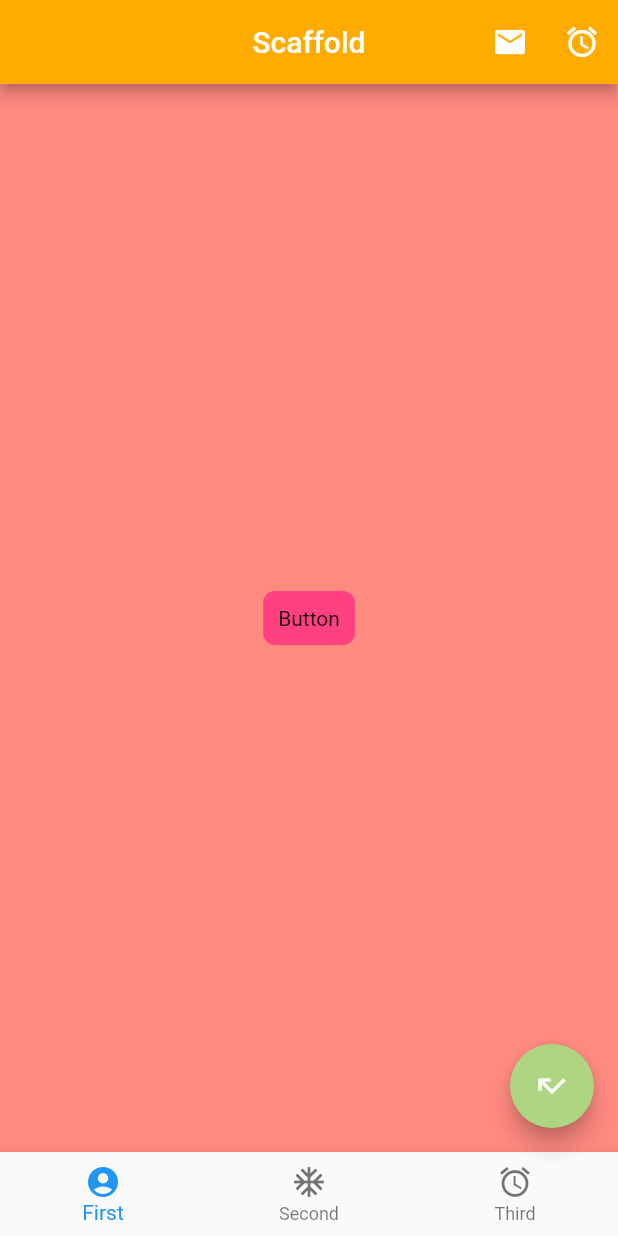
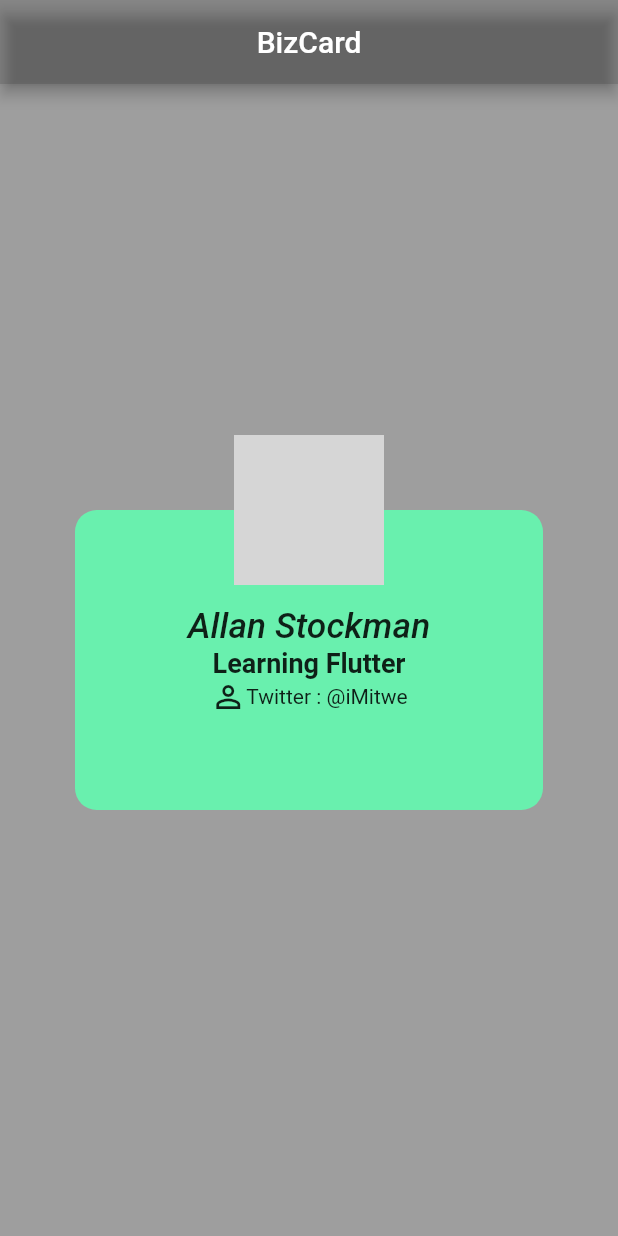
Before and after one commit to UbuhingaVizion/turabe_fluter, a Flutter app: the screen it shows after launch, on a phone screen of 412 x 824 dp. Run offline on Flutter 3.47's test engine with Material 2 defaults, Android fonts, the phone set to English and light mode, and no system bars; network calls fail; grey boxes are pictures that could not be loaded.

Commit message:
Added bizcard

```diff
--- a/lib/main.dart
+++ b/lib/main.dart
@@ -5,5 +5,5 @@ import 'ui/home.dart';
 // void main() => runApp(ScaffoldExample());
 
 void main() => runApp(new MaterialApp(
-  home: ScaffoldExample(),
-));
+      home: BizCard(),
+    ));
--- a/lib/ui/home.dart
+++ b/lib/ui/home.dart
@@ -1,4 +1,70 @@
 import 'package:flutter/material.dart';
+import 'package:flutter/rendering.dart';
+
+class BizCard extends StatelessWidget {
+  @override
+  Widget build(BuildContext context) {
+    return Scaffold(
+      appBar: AppBar(
+        title: Text("BizCard"),
+        centerTitle: true,
+        backgroundColor: Colors.black12,
+      ),
+      backgroundColor: Colors.grey,
+      body: Container(
+        alignment: Alignment.center,
+        child: Stack(
+          alignment: Alignment.topCenter,
+          children: [_getCard(), _getAvatar()],
+        ),
+      ),
+    );
+  }
+
+  Container _getCard() {
+    return Container(
+      width: 350,
+      height: 200,
+      margin: EdgeInsets.all(50.0),
+      decoration: BoxDecoration(
+          color: Colors.greenAccent, borderRadius: BorderRadius.circular(14.5)),
+      child: Column(
+        mainAxisAlignment: MainAxisAlignment.center,
+        children: [
+          Text(
+            "Allan Stockman",
+            style: TextStyle(
+                fontWeight: FontWeight.w500,
+                fontSize: 23.5,
+                fontStyle: FontStyle.italic),
+          ),
+          Text(
+            "Learning Flutter",
+            style: TextStyle(fontWeight: FontWeight.bold, fontSize: 18.0),
+          ),
+          Row(
+            mainAxisAlignment: MainAxisAlignment.center,
+            children: [Icon(Icons.person_outline), Text("Twitter : @iMitwe")],
+          )
+        ],
+      ),
+    );
+  }
+
+  Container _getAvatar() {
+    return Container(
+      width: 100,
+      height: 100,
+      decoration: BoxDecoration(
+          color: Colors.white,
+          borderRadius: BorderRadius.all(Radius.circular(50.0)),
+          border: Border.all(color: Colors.redAccent, width: 1.2),
+          image: DecorationImage(
+              image: NetworkImage("https://picsum.photos/300"),
+              fit: BoxFit.cover)),
+    );
+  }
+}
 
 class ScaffoldExample extends StatelessWidget {
   _tapButton() {
```
